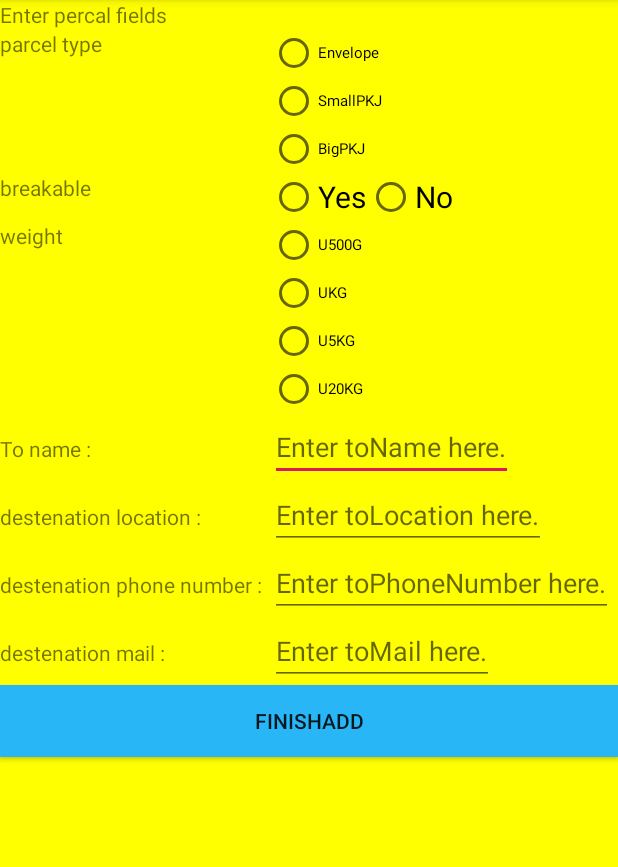
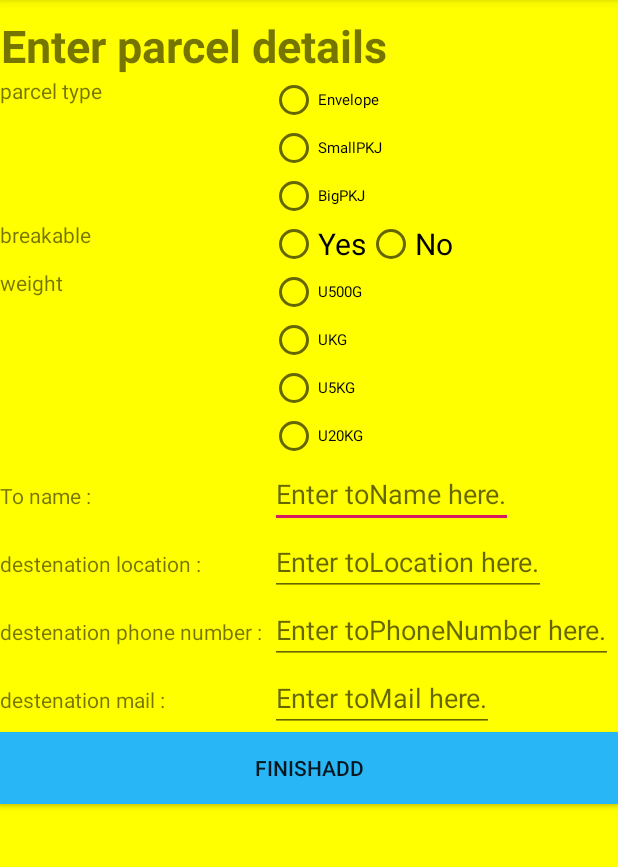
Before and after one commit to Noam-Bialik/ourFirst, an Android app: the AddParcelActivity screen opened directly, with no data from a screen before it, after a tap on "FINISHADD", on a phone screen of 412 x 824 dp, the part 84-951 px from its top. Run offline under Robolectric (Android 15) with nearby library versions, the phone set to English and light mode, and no system bars; our stand-ins replace Room's generated code.

Commit message:
הכול עובד

```diff
--- a/app/src/main/java/com/example/ourfirst/Entities/Parcel.java
+++ b/app/src/main/java/com/example/ourfirst/Entities/Parcel.java
@@ -22,7 +22,6 @@ public class Parcel {
     private String toPhoneNumber;
     private String toMail;
     private SimpleDateFormat sendDate;
-
     private SimpleDateFormat reciviedDate;
     private Enumes.ParcelStatus parcelStatus;
     private String deliverName;
--- a/app/src/main/java/com/example/ourfirst/UI/AddParcel/AddParcelActivity.java
+++ b/app/src/main/java/com/example/ourfirst/UI/AddParcel/AddParcelActivity.java
@@ -1,42 +1,48 @@
 package com.example.ourfirst.UI.AddParcel;
 
 import android.os.Bundle;
-import android.util.Log;
 import android.view.View;
+import android.widget.EditText;
+import android.widget.RadioGroup;
 import android.widget.Toast;
 import androidx.appcompat.app.AppCompatActivity;
-import com.example.ourfirst.Data.ParcelRepository;
-import com.example.ourfirst.Entities.Enumes;
-import com.example.ourfirst.Entities.Parcel;
+
 import com.example.ourfirst.R;
-import com.example.ourfirst.Utils.GPService;
-
-import java.text.SimpleDateFormat;
-import java.util.Date;
 
 public class AddParcelActivity extends AppCompatActivity {
-    ParcelRepository parcelRepository;
+    AddParcelViewModel addParcelViewModel;
     @Override
     protected void onCreate(Bundle savedInstanceState) {
         super.onCreate(savedInstanceState);
-        setContentView(R.layout.activity_add_parcel2);
+        setContentView(R.layout.activity_add_parcel);
 
     }
     public void Add(View view) {
+        int parcelType;
+        int breakable;
+        int weight ;
+        String toName;
+        String toLocation;
+        String toPhoneNumber;
+        String toMail;
         try {
+            parcelType = ((RadioGroup) findViewById(R.id.Type)).indexOfChild(findViewById(((RadioGroup) findViewById(R.id.Type)).getCheckedRadioButtonId()));
+            breakable = ((RadioGroup) findViewById(R.id.Breakable)).indexOfChild(findViewById(((RadioGroup) findViewById(R.id.Breakable)).getCheckedRadioButtonId()));
+            weight = ((RadioGroup) findViewById(R.id.Weight)).indexOfChild(findViewById(((RadioGroup) findViewById(R.id.Weight)).getCheckedRadioButtonId()));
+            toName = ((EditText) findViewById(R.id.ToName)).getText().toString();
+            toLocation = ((EditText) findViewById(R.id.DestenationLocation)).getText().toString();
+            toPhoneNumber = ((EditText) findViewById(R.id.PhoneNumber)).getText().toString();
+            toMail = ((EditText) findViewById(R.id.DdestenationMail)).getText().toString();
+
             final String storageLocation = getIntent().getStringExtra("StorageLocation");
             final String idStorage = getIntent().getStringExtra("ID");
-            parcelRepository= ParcelRepository.getInstance(getApplication());
-            Date d=new Date();
-            SimpleDateFormat date = new SimpleDateFormat("yyyy-MM-dd");
-            date.set2DigitYearStart(d);
-            Parcel parcel = new Parcel(Enumes.ParcelType.SMALLPKJ,true, Enumes.Weight.U500G,storageLocation,"nave", GPService.getLocationFromAddress("הועד הלאומי 21",getApplicationContext()),"0528616878","navesarussi@gmail.com",date,date, Enumes.ParcelStatus.WAITING,"",idStorage);
-            parcelRepository.addParcel(parcel);
+            addParcelViewModel=new AddParcelViewModel(getApplication());
+            addParcelViewModel.verifyData(idStorage, parcelType, breakable, weight, storageLocation, toName, toLocation, toPhoneNumber, toMail);
             Toast.makeText(AddParcelActivity.this,"Parcel added successfully", Toast.LENGTH_SHORT).show();
         }
         catch (Exception e)
         {
-            Log.i("EXE",e.getMessage());
+            Toast.makeText(AddParcelActivity.this,e.getMessage(), Toast.LENGTH_SHORT).show();
         }
     }
 }
--- /dev/null
+++ b/app/src/main/java/com/example/ourfirst/UI/AddParcel/AddParcelViewModel.java
@@ -0,0 +1,80 @@
+package com.example.ourfirst.UI.AddParcel;
+
+import android.app.Application;
+import android.content.Context;
+import android.location.Location;
+import android.widget.Toast;
+import androidx.lifecycle.AndroidViewModel;
+import androidx.lifecycle.MutableLiveData;
+
+import com.example.ourfirst.Data.ParcelRepository;
+import com.example.ourfirst.Entities.Enumes;
+import com.example.ourfirst.Entities.Parcel;
+import com.example.ourfirst.Utils.GPService;
+
+import java.text.SimpleDateFormat;
+import java.util.ArrayList;
+import java.util.Date;
+
+public class AddParcelViewModel extends AndroidViewModel {
+    Context context;
+    ParcelRepository parcelRepository;
+
+    public AddParcelViewModel(Application application) {
+        super(application);
+        context=application.getApplicationContext();
+        parcelRepository=ParcelRepository.getInstance(getApplication());
+    }
+
+    public void verifyData(String idStorage, int parcelType, int breakable, int weight, String storageLocation, String toName, String toLocation, String toPhoneNumber, String toMail) throws Exception {
+        Parcel parcel = new Parcel();
+        Date dateNow = new Date();
+        SimpleDateFormat dt1 = new SimpleDateFormat("yyyy-MM-dd");
+        dt1.set2DigitYearStart(dateNow);
+        parcel.setReciviedDate(dt1);
+        parcel.setSendDate(dt1);
+        parcel.setIdStorage(idStorage);
+        parcel.setStorageLocation(storageLocation);
+        parcel.setDeliverName("");
+
+        parcel.setParcelStatus(Enumes.ParcelStatus.WAITING);
+        if (parcelType == 0 || parcelType == 1 || parcelType == 2) {
+            parcel.setParcelType(Enumes.ParcelType.values()[parcelType]);
+        } else throw new Exception("The parcelType is not correct");
+        if (breakable == 0 || breakable == 1) {
+            parcel.setBreakable(breakable == 1);
+        } else throw new Exception("The breakable is not correct");
+        if (weight == 0 || weight == 1 || weight == 2 || weight == 3) {
+            parcel.setWeight(Enumes.Weight.values()[weight]);
+        } else throw new Exception("The weight is not correct");
+        if (toName.length()>1) {
+            parcel.setToName(toName);
+        }
+        else throw new Exception("The toName is not correct most more one char");
+
+        if (toMail.length()>1) {
+            parcel.setToMail(toMail);
+            //we verify main her
+        }
+        else throw new Exception("The toMail is not correct");
+
+        if (toPhoneNumber.length()>1) {
+            parcel.setToPhoneNumber(toPhoneNumber);
+            //we verify main her
+        }
+        else throw new Exception("The toPhoneNumber is not correct");
+
+
+        try
+        {
+            Location location=GPService.getLocationFromAddress(toLocation, context);
+            parcel.setToLocation(location);
+            //need check;
+        }
+        catch (Exception e) {
+            throw new Exception("The location is not correct");
+        }
+        parcelRepository.addParcel(parcel);
+        Toast.makeText(context, "Add parcel successfuly", Toast.LENGTH_SHORT).show();
+    }
+}
--- a/app/src/main/res/layout/activity_add_parcel.xml
+++ b/app/src/main/res/layout/activity_add_parcel.xml
@@ -8,8 +8,11 @@
     <TextView
         android:layout_width="wrap_content"
         android:layout_height="wrap_content"
-        android:text="Enter percal fields"
-        android:gravity="center"/>
+        android:text="Enter parcel details"
+        android:layout_marginTop="10dp"
+        android:gravity="center"
+        android:textSize="30dp"
+        android:textStyle="bold"/>
     <LinearLayout
         android:layout_width="wrap_content"
         android:layout_height="wrap_content"
@@ -132,7 +135,8 @@
             android:id="@+id/DestenationLocation"
             android:layout_width="wrap_content"
             android:layout_height="wrap_content"
-            android:hint="Enter toLocation here."/>
+            android:hint="Enter toLocation here."
+            android:inputType="text"/>
 
     </LinearLayout>
 
@@ -176,5 +180,6 @@
         android:layout_height="wrap_content"
         android:background="#29b6f6"
         android:text="finishAdd"
+        android:onClick="Add"
         />
 </LinearLayout>
--- a/app/src/main/res/layout/activity_add_parcel2.xml
+++ /dev/null
@@ -1,181 +0,0 @@
-<?xml version="1.0" encoding="utf-8"?>
-<LinearLayout xmlns:android="http://schemas.android.com/apk/res/android"
-    android:orientation="vertical"
-    android:layout_width="match_parent"
-    android:layout_height="match_parent"
-    android:background="#FFFF00">
-
-    <TextView
-        android:layout_width="wrap_content"
-        android:layout_height="wrap_content"
-        android:text="Enter percal fields"
-        android:gravity="center"/>
-    <LinearLayout
-        android:layout_width="wrap_content"
-        android:layout_height="wrap_content"
-        android:orientation="horizontal">
-        <TextView
-            android:layout_width="180dp"
-            android:layout_height="wrap_content"
-            android:text ="parcel type"/>
-        <RadioGroup
-            android:id="@+id/Type"
-            android:layout_width="wrap_content"
-            android:layout_height="wrap_content"
-            android:orientation="vertical">
-            <RadioButton android:id="@+id/Envelope"
-                android:layout_width="wrap_content"
-                android:layout_height="wrap_content"
-                android:text="Envelope"
-                android:textSize="10dp"/>
-            <RadioButton android:id="@+id/SmallPKJ"
-                android:layout_width="wrap_content"
-                android:layout_height="wrap_content"
-                android:textSize="10dp"
-                android:text="SmallPKJ"/>
-            <RadioButton android:id="@+id/BidPKJ"
-                android:layout_width="wrap_content"
-                android:layout_height="wrap_content"
-                android:textSize="10dp"
-                android:text="BigPKJ"/>
-        </RadioGroup>
-    </LinearLayout>>
-    <LinearLayout
-        android:layout_width="wrap_content"
-        android:layout_height="wrap_content"
-        android:orientation="horizontal">
-
-        <TextView
-            android:layout_width="180dp"
-            android:layout_height="wrap_content"
-            android:text="breakable " />
-        <RadioGroup
-            android:id="@+id/Breakable"
-            android:layout_width="match_parent"
-            android:layout_height="wrap_content"
-            android:orientation="horizontal">
-            <RadioButton android:id="@+id/Yes"
-                android:layout_width="wrap_content"
-                android:layout_height="wrap_content"
-                android:text="Yes"
-                android:textSize="20dp"/>
-            <RadioButton android:id="@+id/No"
-                android:layout_width="wrap_content"
-                android:layout_height="wrap_content"
-                android:textSize="20dp"
-                android:text="No"/>
-        </RadioGroup>
-
-    </LinearLayout>
-    <LinearLayout
-        android:layout_width="wrap_content"
-        android:layout_height="wrap_content"
-        android:orientation="horizontal">
-        <TextView
-            android:layout_width="180dp"
-            android:layout_height="wrap_content"
-            android:text ="weight"/>
-        <RadioGroup
-            android:id="@+id/Weight"
-            android:layout_width="match_parent"
-            android:layout_height="wrap_content"
-            android:orientation="vertical">
-            <RadioButton android:id="@+id/U500G"
-                android:layout_width="wrap_content"
-                android:layout_height="wrap_content"
-                android:text="U500G"
-                android:textSize="10dp"/>
-            <RadioButton android:id="@+id/UKG"
-                android:layout_width="wrap_content"
-                android:layout_height="wrap_content"
-                android:textSize="10dp"
-                android:text="UKG"/>
-            <RadioButton android:id="@+id/U5KG"
-                android:layout_width="wrap_content"
-                android:layout_height="wrap_content"
-                android:textSize="10dp"
-                android:text="U5KG"/>
-            <RadioButton android:id="@+id/U20KG"
-                android:layout_width="wrap_content"
-                android:layout_height="wrap_content"
-                android:textSize="10dp"
-                android:text="U20KG"/>
-        </RadioGroup>
-
-
-    </LinearLayout>
-    <LinearLayout
-        android:layout_width="wrap_content"
-        android:layout_height="wrap_content"
-        android:orientation="horizontal">
-        <TextView
-            android:layout_width="180dp"
-            android:layout_height="wrap_content"
-            android:text ="To name : "/>
-        <EditText
-            android:id="@+id/ToName"
-            android:layout_width="wrap_content"
-            android:layout_height="wrap_content"
-            android:hint="Enter toName here."
-            android:inputType="text"/>
-
-    </LinearLayout>
-    <LinearLayout
-        android:layout_width="wrap_content"
-        android:layout_height="wrap_content"
-        android:orientation="horizontal">
-        <TextView
-            android:layout_width="180dp"
-            android:layout_height="wrap_content"
-            android:text ="destenation location : "/>
-        <EditText
-            android:id="@+id/DestenationLocation"
-            android:layout_width="wrap_content"
-            android:layout_height="wrap_content"
-            android:hint="Enter toLocation here."/>
-
-    </LinearLayout>
-
-
-    <LinearLayout
-        android:layout_width="wrap_content"
-        android:layout_height="wrap_content"
-        android:orientation="horizontal">
-        <TextView
-            android:layout_width="180dp"
-            android:layout_height="wrap_content"
-            android:text ="destenation phone number : "/>
-        <EditText
-            android:id="@+id/PhoneNumber"
-            android:layout_width="wrap_content"
-            android:layout_height="wrap_content"
-            android:hint="Enter toPhoneNumber here."
-            android:inputType="phone"/>
-
-    </LinearLayout>
-    <LinearLayout
-        android:layout_width="wrap_content"
-        android:layout_height="wrap_content"
-        android:orientation="horizontal">
-        <TextView
-            android:layout_width="180dp"
-            android:layout_height="wrap_content"
-            android:text ="destenation mail : "/>
-        <EditText
-            android:id="@+id/DdestenationMail"
-            android:layout_width="wrap_content"
-            android:layout_height="wrap_content"
-            android:hint="Enter toMail here."
-            android:inputType="textEmailAddress"/>
-
-    </LinearLayout>
-
-    <Button
-        android:id="@+id/finishAdd"
-        android:layout_width="match_parent"
-        android:layout_height="wrap_content"
-        android:background="#29b6f6"
-        android:text="finishAdd"
-        android:onClick="Add"
-        />
-</LinearLayout>
```
Also changed, not shown: app/src/main/java/com/example/ourfirst/UI/HistoryParcels/HistoryParcelsActivity.java (+4 -38 lines), app/src/main/java/com/example/ourfirst/UI/HistoryParcels/HistoryParcelsViewModel.java (added, +25 -0 lines), app/src/main/java/com/example/ourfirst/UI/Main/MainActivity.java (+12 -13 lines), app/src/main/java/com/example/ourfirst/UI/Main/PostMainActivity.java (+2 -22 lines), app/src/main/res/layout/activity_main.xml (+8 -17 lines), app/src/main/res/layout/activity_post_main.xml (+14 -11 lines).
